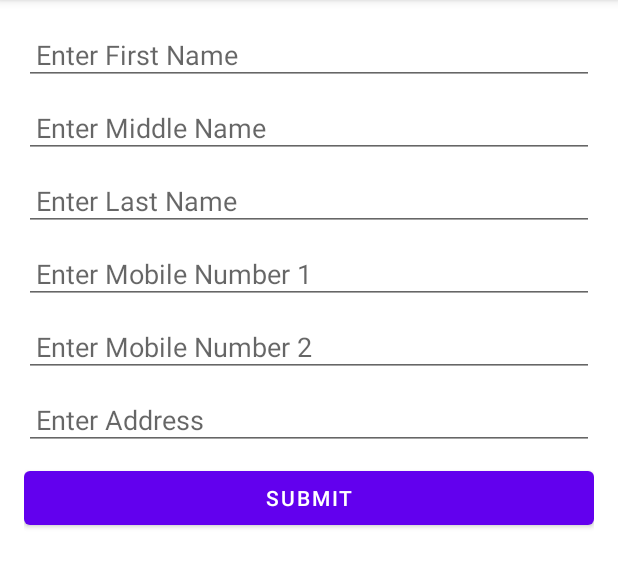
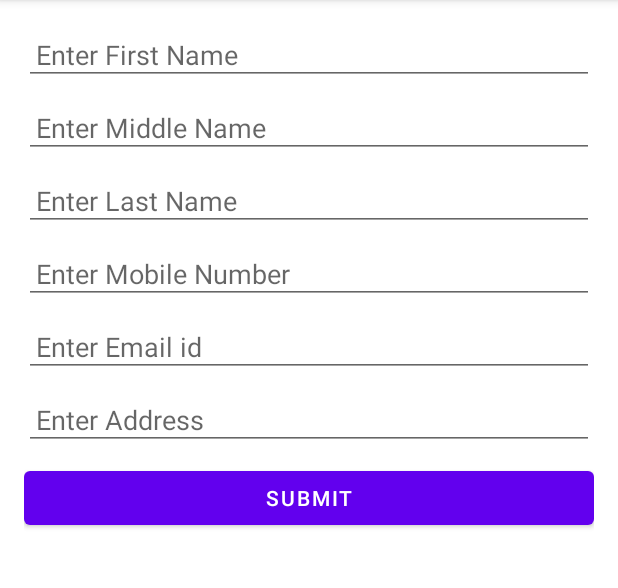
Before and after one commit to prashant2917/contacts_app_mvvm_pattern, an Android app: the screen it shows after launch (MainActivity), after a tap on "Contacts App", on a phone screen of 412 x 824 dp, the part 84-672 px from its top. Run offline under Robolectric (Android 15) with nearby library versions, the phone set to English and light mode, and no system bars; our stand-ins replace data binding; network calls fail; 1 statement that could not run was skipped.

Commit message:
added email address field, Validator.kt, ValidatorFactory.kt

```diff
--- a/app/src/main/java/com/pocket/contacts/model/Contact.kt
+++ b/app/src/main/java/com/pocket/contacts/model/Contact.kt
@@ -33,11 +33,11 @@ class Contact() : Parcelable {
     @SerializedName("address")
     var address: String? = ""
 
-    @SerializedName("mobile_no_1")
-    var mobileNo1: String? = ""
+    @SerializedName("mobile_no")
+    var mobileNo: String? = ""
 
-    @SerializedName("mobile_no_2")
-    var mobileNo2: String? = ""
+    @SerializedName("email_id")
+    var emailId: String? = ""
 
     @SerializedName("profile_image")
     var profileImageUrl: String? = ""
@@ -48,8 +48,8 @@ class Contact() : Parcelable {
         middleName = parcel.readString()
         lastName = parcel.readString()
         address = parcel.readString()
-        mobileNo1 = parcel.readString()
-        mobileNo2 = parcel.readString()
+        mobileNo = parcel.readString()
+        emailId = parcel.readString()
         profileImageUrl = parcel.readString()
     }
 
@@ -59,8 +59,8 @@ class Contact() : Parcelable {
         parcel.writeString(middleName)
         parcel.writeString(lastName)
         parcel.writeString(address)
-        parcel.writeString(mobileNo1)
-        parcel.writeString(mobileNo2)
+        parcel.writeString(mobileNo)
+        parcel.writeString(emailId)
         parcel.writeString(profileImageUrl)
     }
 
--- a/app/src/main/java/com/pocket/contacts/network/ApiInterface.kt
+++ b/app/src/main/java/com/pocket/contacts/network/ApiInterface.kt
@@ -15,8 +15,8 @@ interface ApiInterface {
         @Field("first_name") firstName: String?,
         @Field("middle_name") middleName: String?,
         @Field("last_name") lastName: String?,
-        @Field("mobile_no_1") mobileNoOne: String?,
-        @Field("mobile_no_2") mobileNoTwo: String?,
+        @Field("mobile_no") mobileNo: String?,
+        @Field("email_id") emailId: String?,
         @Field("address") address: String?
     ): Response<ResponseModel>
 
@@ -27,8 +27,8 @@ interface ApiInterface {
         @Field("first_name") firstName: String?,
         @Field("middle_name") middleName: String?,
         @Field("last_name") lastName: String?,
-        @Field("mobile_no_1") mobileNoOne: String?,
-        @Field("mobile_no_2") mobileNoTwo: String?,
+        @Field("mobile_no") mobileNoOne: String?,
+        @Field("email_id") emailId: String?,
         @Field("address") address: String?
     ): Response<ResponseModel>
 
--- a/app/src/main/res/layout/fragment_add_contacts.xml
+++ b/app/src/main/res/layout/fragment_add_contacts.xml
@@ -27,7 +27,7 @@
             android:layout_width="match_parent"
             android:layout_height="wrap_content"
             android:hint="@string/hint_enter_first_name"
-            android:inputType="text"
+            android:inputType="textCapWords"
             android:padding="@dimen/margin_normal"
             android:text="@{contact.firstName}"
             app:layout_constraintStart_toStartOf="parent"
@@ -39,7 +39,7 @@
             android:layout_height="wrap_content"
             android:layout_marginTop="@dimen/margin_normal"
             android:hint="@string/hint_enter_middle_name"
-            android:inputType="text"
+            android:inputType="textCapWords"
             android:padding="@dimen/margin_normal"
             android:text="@{contact.middleName}"
             app:layout_constraintStart_toStartOf="parent"
@@ -51,37 +51,36 @@
             android:layout_height="wrap_content"
             android:layout_marginTop="@dimen/margin_normal"
             android:hint="@string/hint_enter_last_name"
-            android:inputType="text"
+            android:inputType="textCapWords"
             android:padding="@dimen/margin_normal"
             android:text="@{contact.lastName}"
             app:layout_constraintStart_toStartOf="parent"
             app:layout_constraintTop_toBottomOf="@id/et_middle_name" />
 
         <com.google.android.material.textfield.TextInputEditText
-            android:id="@+id/et_mobile_one"
+            android:id="@+id/et_mobile_Number"
             android:layout_width="match_parent"
             android:layout_height="wrap_content"
             android:layout_marginTop="@dimen/margin_normal"
-            android:hint="@string/hint_enter_mobile_no_1"
+            android:hint="@string/hint_enter_mobile_no"
             android:inputType="number"
             android:maxLength="10"
             android:padding="@dimen/margin_normal"
-            android:text="@{contact.mobileNo1}"
+            android:text="@{contact.mobileNo}"
             app:layout_constraintStart_toStartOf="parent"
             app:layout_constraintTop_toBottomOf="@id/et_last_name" />
 
         <com.google.android.material.textfield.TextInputEditText
-            android:id="@+id/et_mobile_two"
+            android:id="@+id/et_email_id"
             android:layout_width="match_parent"
             android:layout_height="wrap_content"
             android:layout_marginTop="@dimen/margin_normal"
-            android:hint="@string/hint_enter_mobile_no_2"
-            android:inputType="number"
-            android:maxLength="10"
+            android:hint="@string/hint_enter_email_id"
+            android:inputType="textEmailAddress"
             android:padding="@dimen/margin_normal"
-            android:text="@{contact.mobileNo2}"
+            android:text="@{contact.emailId}"
             app:layout_constraintStart_toStartOf="parent"
-            app:layout_constraintTop_toBottomOf="@id/et_mobile_one" />
+            app:layout_constraintTop_toBottomOf="@id/et_mobile_Number" />
 
         <com.google.android.material.textfield.TextInputEditText
             android:id="@+id/et_address"
@@ -89,11 +88,13 @@
             android:layout_height="wrap_content"
             android:layout_marginTop="@dimen/margin_normal"
             android:hint="@string/hint_enter_address"
-            android:inputType="text"
+            android:inputType="textMultiLine|textCapSentences"
+            android:maxLines="5"
+            android:maxLength="300"
             android:padding="@dimen/margin_normal"
             android:text="@{contact.address}"
             app:layout_constraintStart_toStartOf="parent"
-            app:layout_constraintTop_toBottomOf="@id/et_mobile_two" />
+            app:layout_constraintTop_toBottomOf="@id/et_email_id" />
 
         <Button
             android:id="@+id/btn_submit"
--- a/app/src/main/res/layout/row_contacts.xml
+++ b/app/src/main/res/layout/row_contacts.xml
@@ -54,7 +54,7 @@
                 android:layout_width="wrap_content"
                 android:layout_height="wrap_content"
                 android:layout_marginTop="@dimen/margin_normal"
-                android:text="@{contact.mobileNo1}"
+                android:text="@{contact.mobileNo}"
                 android:textColor="@color/grey"
                 android:textSize="@dimen/text_size_regular"
                 app:layout_constraintStart_toEndOf="@id/iv_profile"
--- a/app/src/main/res/values/strings.xml
+++ b/app/src/main/res/values/strings.xml
@@ -4,8 +4,17 @@
     <string name="hint_enter_first_name">Enter First Name</string>
     <string name="hint_enter_middle_name">Enter Middle Name</string>
     <string name="hint_enter_last_name">Enter Last Name</string>
-    <string name="hint_enter_mobile_no_1">Enter Mobile Number 1</string>
-    <string name="hint_enter_mobile_no_2">Enter Mobile Number 2</string>
+    <string name="hint_enter_mobile_no">Enter Mobile Number</string>
+    <string name="hint_enter_email_id">Enter Email id</string>
     <string name="hint_enter_address">Enter Address</string>
     <string name="submit">Submit</string>
+
+    <!--error message-->
+    <string name="error_enter_valid_first_name">Enter Valid First Name</string>
+    <string name="error_enter_valid_middle_name">Enter Valid Middle Name</string>
+    <string name="error_enter_valid_last_name">Enter Valid Last Name</string>
+    <string name="error_enter_valid_mobile_number">Enter Valid Mobile Number</string>
+    <string name="error_enter_Valid_email_address">Enter Valid Email Address</string>
+    <string name="error_enter_Valid_address">Enter Valid Address</string>
+
 </resources>
```
Also changed, not shown: app/src/main/java/com/pocket/contacts/contacts/AddContactFragment.kt (+30 -11 lines), app/src/main/java/com/pocket/contacts/repository/NetworkRepository.kt (+4 -4 lines), app/src/main/java/com/pocket/contacts/validator/AddressValidator.kt (added, +9 -0 lines), app/src/main/java/com/pocket/contacts/validator/EmailValidator.kt (added, +10 -0 lines), app/src/main/java/com/pocket/contacts/validator/MobileValidator.kt (added, +12 -0 lines), app/src/main/java/com/pocket/contacts/validator/NameValidator.kt (added, +10 -0 lines), app/src/main/java/com/pocket/contacts/validator/Validator.kt (added, +31 -0 lines), app/src/main/java/com/pocket/contacts/validator/ValidatorFactory.kt (added, +23 -0 lines).
